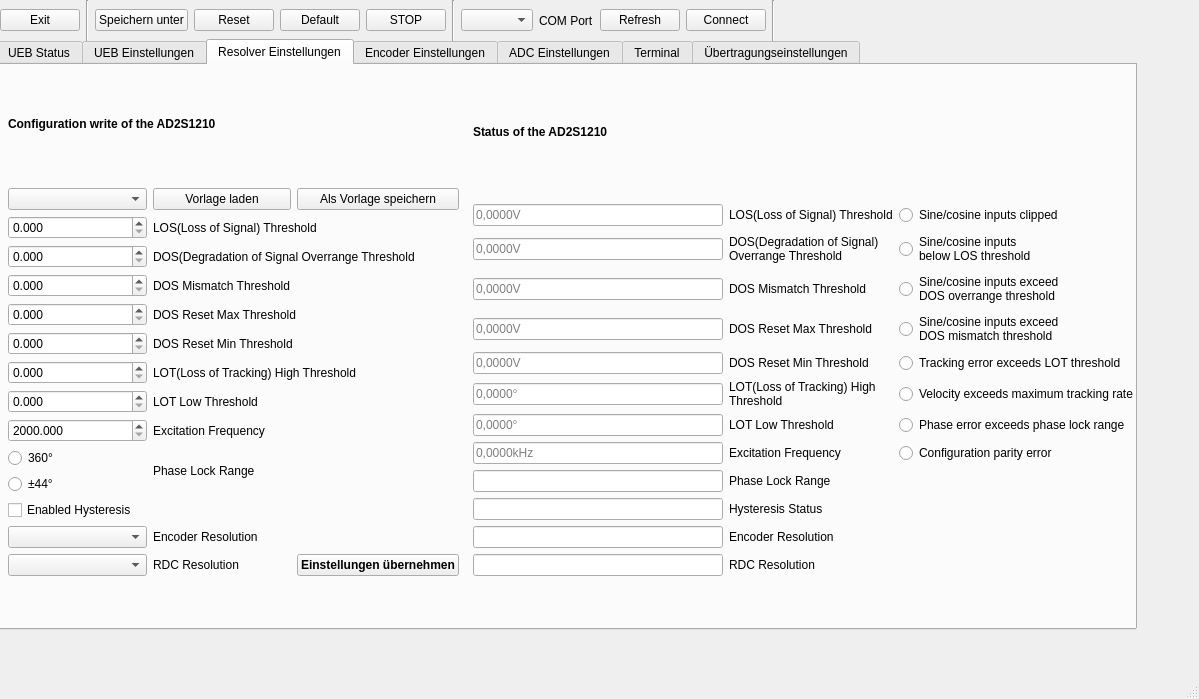
Above: ui_mainwindow.ui from D0kRay/UEB_GUI_PyQt before the change. Below: the same form after it.
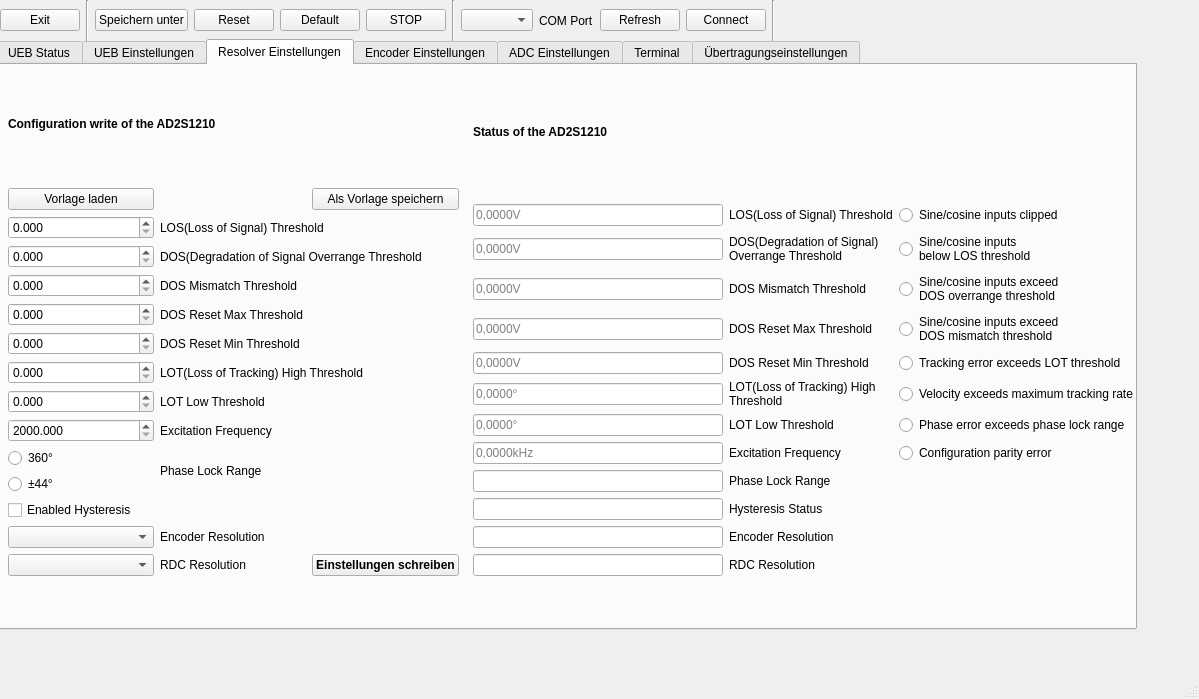
That is the form after the change. The open tabs and pages were chosen to show the change. Custom widgets are drawn as their Qt base class.

Commit message: resolver view angepasst

```diff
--- a/ui_mainwindow.ui
+++ b/ui_mainwindow.ui
@@ -780,7 +780,7 @@
           </font>
          </property>
          <property name="text">
-          <string>Einstellungen übernehmen</string>
+          <string>Einstellungen schreiben</string>
          </property>
         </widget>
        </item>
@@ -940,13 +940,6 @@
          </property>
         </widget>
        </item>
-       <item row="1" column="1">
-        <widget class="QPushButton" name="pushButton_9">
-         <property name="text">
-          <string>Vorlage laden</string>
-         </property>
-        </widget>
-       </item>
        <item row="7" column="0">
         <widget class="QDoubleSpinBox" name="LOTHigh_doubleSpinBox_Resolver">
          <property name="decimals">
@@ -984,9 +977,6 @@
        <item row="13" column="0">
         <widget class="QComboBox" name="EncoderRes_comboBox_Resolver"/>
        </item>
-       <item row="1" column="0">
-        <widget class="QComboBox" name="template_comboBox_Resolver"/>
-       </item>
        <item row="10" column="0">
         <widget class="QRadioButton" name="PhaseLock360_radioButton_Resolver">
          <property name="text">
@@ -1045,6 +1035,13 @@
          </property>
         </widget>
        </item>
+       <item row="1" column="0">
+        <widget class="QPushButton" name="pushButton_9">
+         <property name="text">
+          <string>Vorlage laden</string>
+         </property>
+        </widget>
+       </item>
       </layout>
      </widget>
      <widget class="QWidget" name="gridLayoutWidget_2">
```
Left out of the diff: 14 changed lines with no effect on the pictures. The commit also changes 2 other files.
